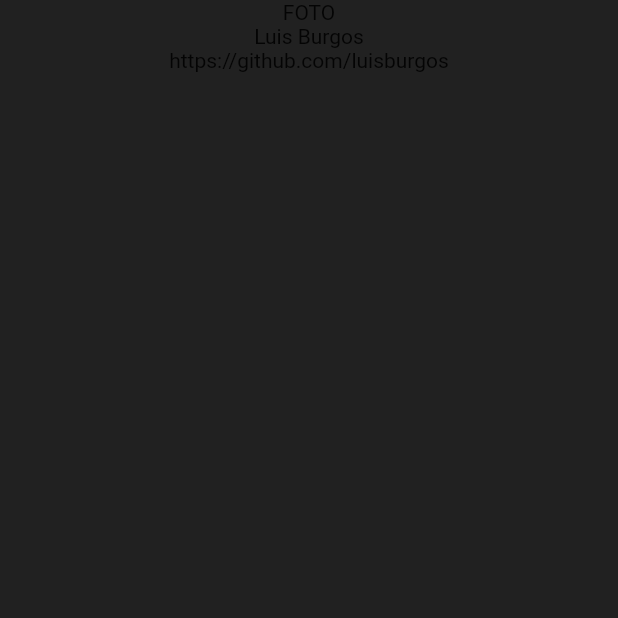
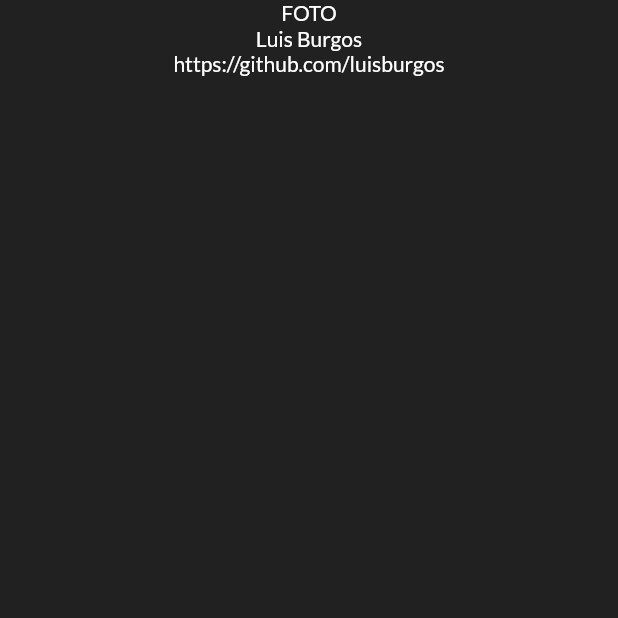
Before and after one commit to luisburgos/luisburgos, a Flutter app: the screen it shows after launch, on a phone screen of 412 x 824 dp, the top half of it. Run offline on Flutter 3.47's test engine with Material 2 defaults, Android fonts, the light colour scheme and no system bars; our stand-ins replace google_fonts.

Commit message:
feat: add google fonts

```diff
--- a/lib/landing.dart
+++ b/lib/landing.dart
@@ -1,4 +1,5 @@
 import 'package:flutter/material.dart';
+import 'package:google_fonts/google_fonts.dart';
 
 class LandingViewData {
   LandingViewData({
@@ -33,12 +34,33 @@ class LandingView extends StatelessWidget {
         ),
         child: Column(
           children: [
-            Text(data.imageUrl),
-            Text(data.name),
-            Text(data.githubUrl),
+            LandingLabel(data.imageUrl),
+            LandingLabel(data.name),
+            LandingLabel(data.githubUrl),
           ],
         ),
       ),
     );
   }
 }
+
+class LandingLabel extends StatelessWidget {
+  const LandingLabel(
+    this.text, {
+    Key? key,
+    this.color = Colors.white,
+  }) : super(key: key);
+
+  final String text;
+  final Color color;
+
+  @override
+  Widget build(BuildContext context) {
+    return Text(
+      text,
+      style: GoogleFonts.getFont('Lato').copyWith(
+        color: color,
+      ),
+    );
+  }
+}
--- a/pubspec.yaml
+++ b/pubspec.yaml
@@ -10,6 +10,7 @@ environment:
 dependencies:
   flutter:
     sdk: flutter
+  google_fonts: 3.0.1
 
 dev_dependencies:
   flutter_test:
```
